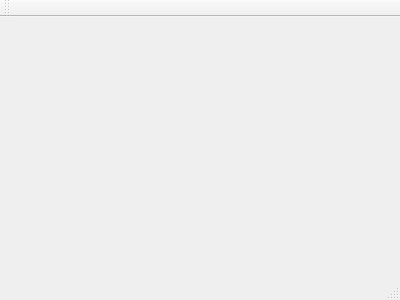
coudy99/Pictures, file mainwindow.ui: the form before one commit.
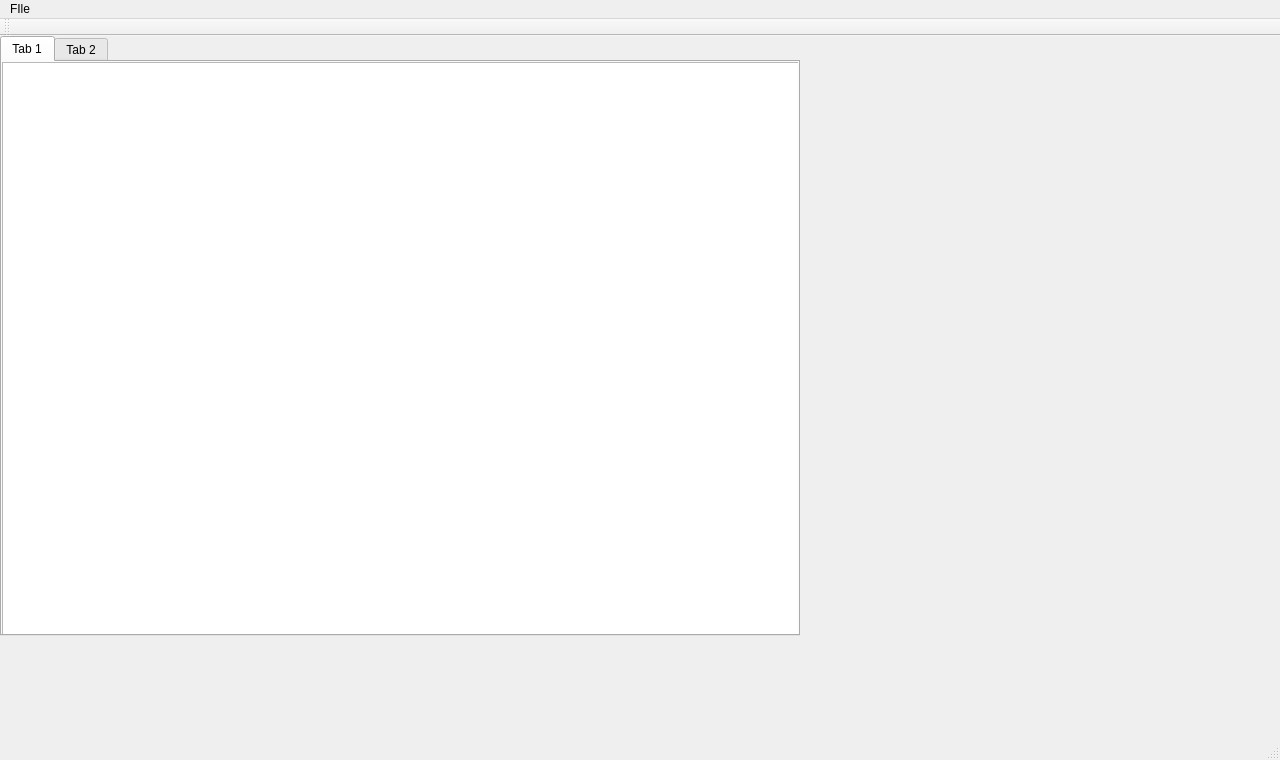
The form after the commit.

The edit to the form file:
```diff
--- a/mainwindow.ui
+++ b/mainwindow.ui
@@ -1,24 +1,95 @@
 <ui version="4.0">
  <class>MainWindow</class>
- <widget class="QMainWindow" name="MainWindow" >
-  <property name="geometry" >
+ <widget class="QMainWindow" name="MainWindow">
+  <property name="geometry">
    <rect>
     <x>0</x>
     <y>0</y>
-    <width>400</width>
-    <height>300</height>
+    <width>1280</width>
+    <height>760</height>
    </rect>
   </property>
   <property name="windowTitle" >
    <string>MainWindow</string>
   </property>
-  <widget class="QMenuBar" name="menuBar" />
-  <widget class="QToolBar" name="mainToolBar" />
-  <widget class="QWidget" name="centralWidget" />
-  <widget class="QStatusBar" name="statusBar" />
+  <widget class="QWidget" name="centralWidget">
+   <widget class="QTabWidget" name="tabPictures">
+    <property name="geometry">
+     <rect>
+      <x>0</x>
+      <y>0</y>
+      <width>800</width>
+      <height>600</height>
+     </rect>
+    </property>
+    <property name="currentIndex">
+     <number>0</number>
+    </property>
+    <widget class="QWidget" name="tabPositive">
+     <attribute name="title">
+      <string>Tab 1</string>
+     </attribute>
+     <widget class="QGraphicsView" name="gViewPossitive">
+      <property name="geometry">
+       <rect>
+        <x>0</x>
+        <y>0</y>
+        <width>800</width>
+        <height>600</height>
+       </rect>
+      </property>
+     </widget>
+    </widget>
+    <widget class="QWidget" name="tabNegative">
+     <attribute name="title">
+      <string>Tab 2</string>
+     </attribute>
+     <widget class="QGraphicsView" name="gViewNegative">
+      <property name="geometry">
+       <rect>
+        <x>0</x>
+        <y>0</y>
+        <width>800</width>
+        <height>600</height>
+       </rect>
+      </property>
+     </widget>
+    </widget>
+   </widget>
+  </widget>
+  <widget class="QMenuBar" name="menuBar">
+   <property name="geometry">
+    <rect>
+     <x>0</x>
+     <y>0</y>
+     <width>1280</width>
+     <height>21</height>
+    </rect>
+   </property>
+   <widget class="QMenu" name="menuFIle">
+    <property name="title">
+     <string>FIle</string>
+    </property>
+    <addaction name="actionOpen_path"/>
+   </widget>
+   <addaction name="menuFIle"/>
+  </widget>
+  <widget class="QToolBar" name="mainToolBar">
+   <attribute name="toolBarArea">
+    <enum>TopToolBarArea</enum>
+   </attribute>
+   <attribute name="toolBarBreak">
+    <bool>false</bool>
+   </attribute>
+  </widget>
+  <widget class="QStatusBar" name="statusBar"/>
+  <action name="actionOpen_path">
+   <property name="text">
+    <string>Open path</string>
+   </property>
+  </action>
  </widget>
- <layoutDefault spacing="6" margin="11" />
- <pixmapfunction></pixmapfunction>
+ <layoutdefault spacing="6" margin="11"/>
  <resources/>
  <connections/>
 </ui>
```
Left out of the diff: 3 changed lines with no effect on the pictures.
